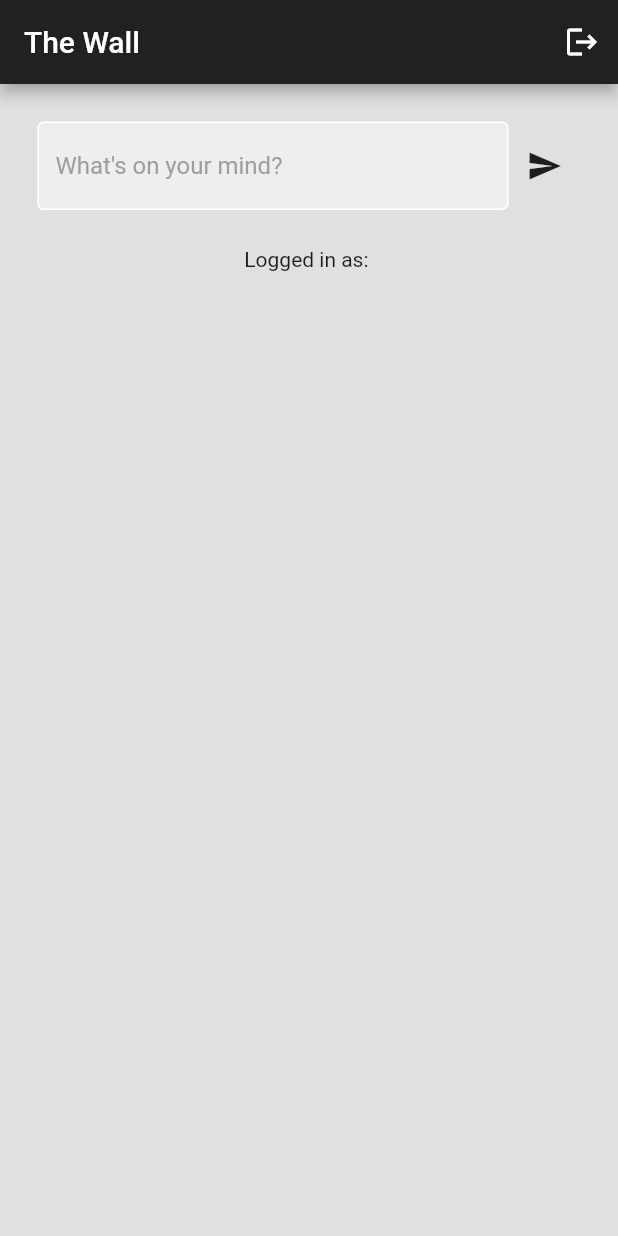
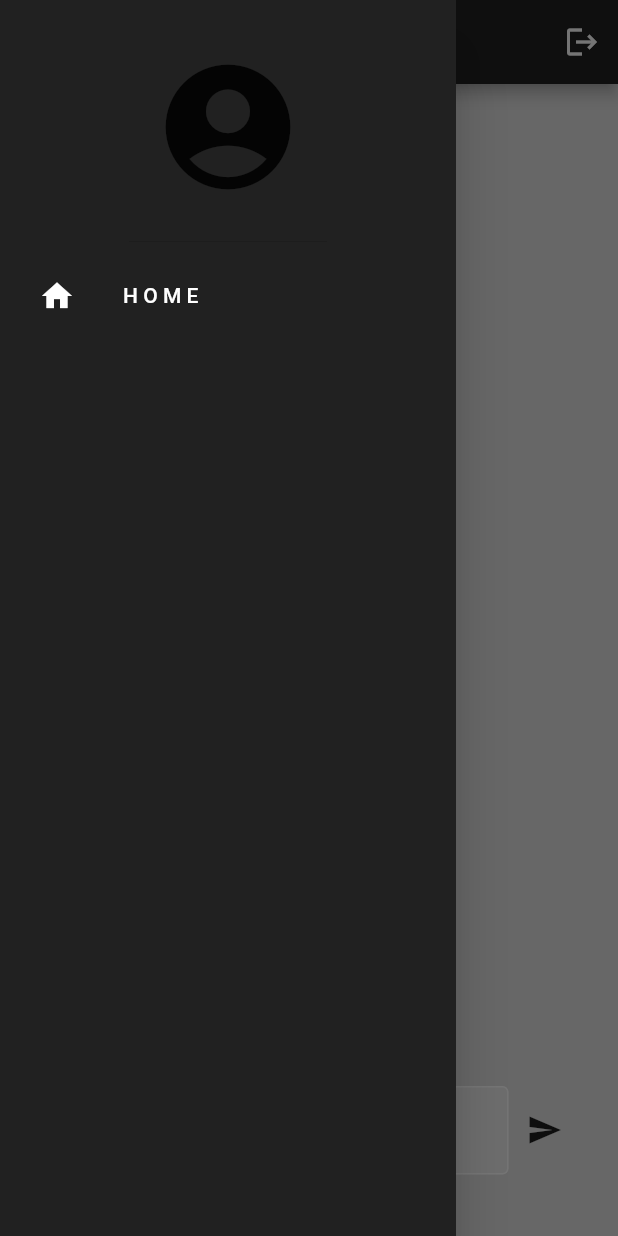
Before and after one commit to Shanks785/the_wall, a Flutter app: the screen it shows once a user with an empty profile is signed in, with the side drawer open (before the commit the screen has no drawer), on a phone screen of 412 x 824 dp. Run offline on Flutter 3.47's test engine with Material 2 defaults, Android fonts, the phone set to English and light mode, and no system bars; our stand-ins replace bloc, cloud_firestore, firebase_auth, firebase_core; accounts and stored records are empty.

Commit message:
drawer ongoing

```diff
--- /dev/null
+++ b/lib/components/drawer.dart
@@ -0,0 +1,24 @@
+import 'package:flutter/material.dart';
+
+import 'list_tile.dart';
+
+class MyDrawer extends StatelessWidget {
+  const MyDrawer({super.key});
+
+  @override
+  Widget build(BuildContext context) {
+    return  Drawer(
+      backgroundColor: Colors.grey[900],
+      child: const Column(children: [
+      DrawerHeader(
+        child: Icon(Icons.account_circle, size: 100),
+      ),
+
+      //home list
+        MyListTile(icon: Icons.home, text: "H O M E"),
+      //profile list
+
+      //logout list
+    ]));
+  }
+}
--- /dev/null
+++ b/lib/components/list_tile.dart
@@ -0,0 +1,18 @@
+import 'package:flutter/material.dart';
+
+class MyListTile extends StatelessWidget {
+  final IconData icon;
+  final String text;
+  const MyListTile({super.key, required this.icon, required this.text});
+
+  @override
+  Widget build(BuildContext context) {
+    return Padding(
+      padding: const EdgeInsets.only(left: 10),
+      child: ListTile(
+        leading: Icon(icon, color: Colors.white),
+        title: Text(text, style: const TextStyle(color: Colors.white),),
+      ),
+    );
+  }
+}
--- a/lib/pages/home/view/home_page.dart
+++ b/lib/pages/home/view/home_page.dart
@@ -1,7 +1,10 @@
+import 'package:cloud_firestore/cloud_firestore.dart';
 import 'package:firebase_auth/firebase_auth.dart';
 import 'package:flutter/material.dart';
 import 'package:http/http.dart';
+import 'package:the_wall/components/drawer.dart';
 import 'package:the_wall/components/text_field.dart';
+import 'package:the_wall/pages/home/components/wall_post.dart';
 
 class HomePage extends StatefulWidget {
   const HomePage({super.key});
@@ -11,7 +14,6 @@ class HomePage extends StatefulWidget {
 }
 
 class _HomePageState extends State<HomePage> {
-
   //current user
   final currentUser = FirebaseAuth.instance.currentUser!;
 
@@ -24,6 +26,15 @@ class _HomePageState extends State<HomePage> {
 
   void postMessage() async {
     print(textController.text);
+    if (textController.text.isNotEmpty) {
+      await FirebaseFirestore.instance.collection('messages').add({
+        'Message': textController.text,
+        'UserEmail': currentUser.email,
+        'TimeStamp': DateTime.now(),
+        'Likes': [],
+      });
+      textController.clear();
+    }
   }
 
   @override
@@ -40,11 +51,46 @@ class _HomePageState extends State<HomePage> {
           ),
         ],
       ),
+      drawer: const MyDrawer(),
       body: SafeArea(
         child: Center(
           child: Column(
             // mainAxisAlignment: MainAxisAlignment.center,
             children: [
+              // the wall
+              Expanded(
+                  child: StreamBuilder<QuerySnapshot>(
+                stream: FirebaseFirestore.instance
+                    .collection('messages')
+                    .orderBy("TimeStamp", descending: false)
+                    .snapshots(),
+                builder: (context, snapshot) {
+                  if (!snapshot.hasData) {
+                    return const Text("Loading...");
+                  }
+
+                  if (snapshot.hasData) {
+                    return ListView.builder(
+                        itemCount: snapshot.data!.docs.length,
+                        itemBuilder: (context, index) {
+                          final post = snapshot.data!.docs[index];
+                          return WallPost(
+                            message: post['Message'],
+                            user: post['UserEmail'],
+                            time: '12/12/23',
+                            postId: post.id,
+                            likes: List<String>.from(post['Likes'] ?? []),
+                          );
+                        });
+                  } else if (snapshot.hasError) {
+                    return Text('Error:${snapshot.error}');
+                  } else {
+                    return const Center(
+                      child: Text("No data found")
+                    );
+                  }
+                },
+              )),
 
               // post MSG
               Padding(
@@ -52,11 +98,11 @@ class _HomePageState extends State<HomePage> {
                 child: Row(
                   children: [
                     Expanded(
-                      child: MyTextField(
-                        controller: textController,
-                        hintText: "What's on your mind?", obscureText: false,
-                      )
-                    ),
+                        child: MyTextField(
+                      controller: textController,
+                      hintText: "What's on your mind?",
+                      obscureText: false,
+                    )),
                     IconButton(
                       onPressed: postMessage,
                       icon: const Icon(Icons.send),
--- a/pubspec.yaml
+++ b/pubspec.yaml
@@ -40,6 +40,7 @@ dependencies:
   flutter_bloc: ^8.1.3
   google_fonts: ^5.1.0
   http: ^1.1.0
+  cloud_firestore: ^4.9.0
 
 dev_dependencies:
   flutter_test:
```
Also changed, not shown: lib/pages/home/components/like_button.dart (added, +18 -0 lines), lib/pages/home/components/wall_post.dart (added, +112 -0 lines), pubspec.lock, 2 other files.
